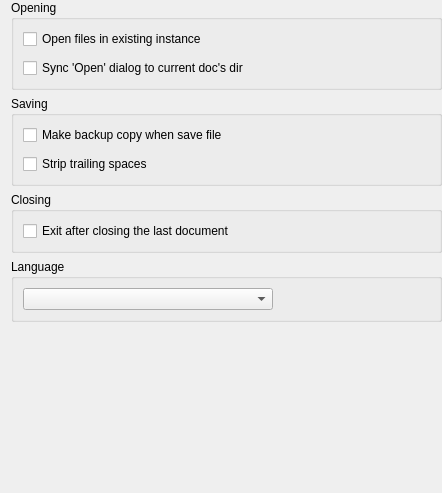
Before: the Qt Designer form src/app/ui/forms/MainSettingsPage.ui in Mezomish/juffed, drawn with Qt 5.
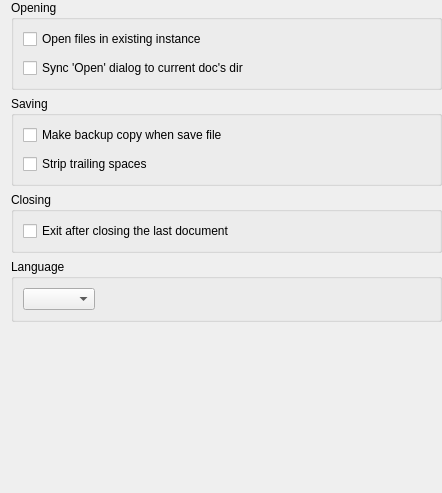
After: the same form once the commit is applied.

Commit message:
avoid setting maximum and minimum sizes for some widgets
Maximum and minimum sizes should be calculated based on
widget's content. In most cases Qt calculates reasonable
size hints by itself.

The edit to the form file:
```diff
--- a/src/app/ui/forms/MainSettingsPage.ui
+++ b/src/app/ui/forms/MainSettingsPage.ui
@@ -114,19 +114,26 @@
      <property name="title">
       <string>Language</string>
      </property>
-     <layout class="QVBoxLayout" name="verticalLayout_6">
-      <property name="spacing">
-       <number>9</number>
-      </property>
+     <layout class="QVBoxLayout" name="verticalLayout_5">
       <item>
-       <widget class="QComboBox" name="languageCmb">
-        <property name="maximumSize">
-         <size>
-          <width>250</width>
-          <height>16777215</height>
-         </size>
-        </property>
-       </widget>
+       <layout class="QHBoxLayout" name="horizontalLayout">
+        <item>
+         <widget class="QComboBox" name="languageCmb"/>
+        </item>
+        <item>
+         <spacer name="horizontalSpacer">
+          <property name="orientation">
+           <enum>Qt::Horizontal</enum>
+          </property>
+          <property name="sizeHint" stdset="0">
+           <size>
+            <width>40</width>
+            <height>20</height>
+           </size>
+          </property>
+         </spacer>
+        </item>
+       </layout>
       </item>
      </layout>
     </widget>
```
Left out of the diff: 33 changed lines with no effect on the pictures. The commit also changes 4 other files.
